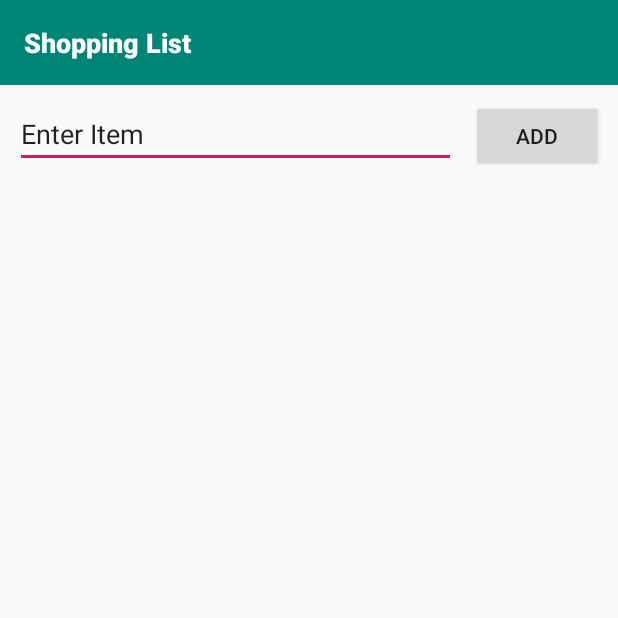
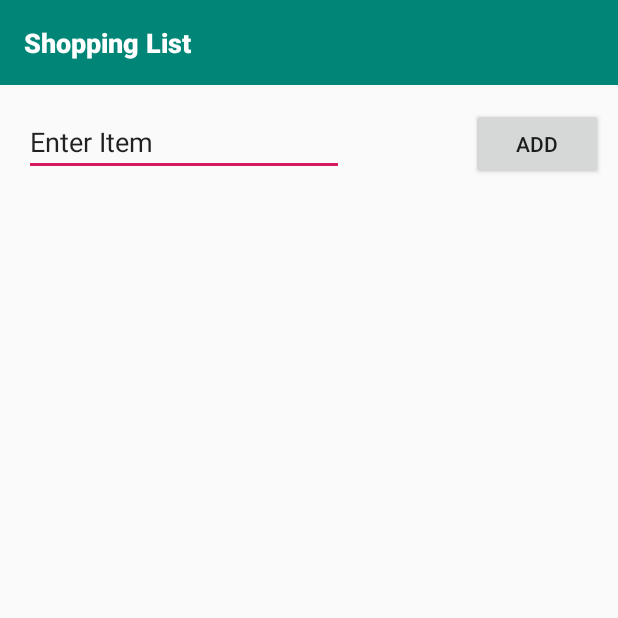
Before and after one commit to lobstertron/PocketBar, an Android app: the ShoppingList screen opened directly, with no data from a screen before it, on a phone screen of 412 x 824 dp, the top half of it. Run offline under Robolectric (Android 15) with nearby library versions, the phone set to English and light mode, and no system bars.

Commit message:
changed to constraintlayout.  Added recyclerview

```diff
--- a/app/src/main/res/layout/activity_shopping_list.xml
+++ b/app/src/main/res/layout/activity_shopping_list.xml
@@ -1,10 +1,11 @@
 <?xml version="1.0" encoding="utf-8"?>
-<RelativeLayout xmlns:android="http://schemas.android.com/apk/res/android"
+<androidx.constraintlayout.widget.ConstraintLayout xmlns:android="http://schemas.android.com/apk/res/android"
 
 
     xmlns:tools="http://schemas.android.com/tools"
     android:layout_width="match_parent"
     android:layout_height="match_parent"
+    xmlns:app="http://schemas.android.com/apk/res-auto"
     tools:context=".ShoppingList">
 
 
@@ -20,22 +21,73 @@
         android:textStyle="bold"
         android:text="@string/shopping_list_title"
 
+        app:layout_constraintStart_toStartOf="parent"
+        app:layout_constraintTop_toTopOf="parent"
 
         />
+
+
+    <EditText
+        android:id="@+id/editText_shoplistadd"
+        android:layout_width="wrap_content"
+        android:layout_height="wrap_content"
+        android:layout_below="@+id/shoppingList_heading"
+        android:layout_alignParentStart="true"
+        android:layout_alignParentLeft="true"
+        android:layout_marginStart="16dp"
+        android:layout_marginLeft="16dp"
+        android:layout_marginTop="72dp"
+        android:layout_toStartOf="@+id/button_add"
+        android:layout_toLeftOf="@+id/button_add"
+        android:ems="10"
+        android:inputType="textPersonName"
+        android:text="Enter Item"
+        app:layout_constraintStart_toStartOf="parent"
+        app:layout_constraintTop_toTopOf="parent" />
 
     <Button
         android:id="@+id/button_add"
         android:layout_width="wrap_content"
         android:layout_height="wrap_content"
-
         android:layout_below="@+id/shoppingList_heading"
         android:layout_alignParentEnd="true"
         android:layout_alignParentRight="true"
         android:layout_marginTop="10dp"
         android:layout_marginEnd="10dp"
         android:layout_marginRight="10dp"
-        android:text="Add" />
+        android:text="Add"
+        app:layout_constraintBaseline_toBaselineOf="@id/editText_shoplistadd"
+        app:layout_constraintEnd_toEndOf="parent"
+        app:layout_constraintLeft_toRightOf="@id/editText_shoplistadd"
+        />
 
+
+
+    <!--
+    <Button
+        android:id="@+id/button_add"
+        android:layout_width="wrap_content"
+        android:layout_height="wrap_content"
+        android:layout_below="@+id/shoppingList_heading"
+        android:layout_alignParentEnd="true"
+        android:layout_alignParentRight="true"
+        android:layout_marginTop="10dp"
+        android:layout_marginEnd="10dp"
+        android:layout_marginRight="10dp"
+        android:text="Add"
+        app:layout_constraintBaseline_toBaselineOf="@id/editText_shoplistadd"
+        app:layout_constraintEnd_toEndOf="parent"
+        app:layout_constraintLeft_toRightOf="@id/editText_shoplistadd"
+        />
+    -->
+
+
+
+
+
+
+
+    <!--
     <EditText
         android:id="@+id/editText_shoplistadd"
         android:layout_width="wrap_content"
@@ -52,20 +104,38 @@
         android:layout_toLeftOf="@+id/button_add"
         android:ems="10"
         android:inputType="textPersonName"
-        android:text="Enter Item" />
+        android:text="Enter Item"
+        app:layout_constraintStart_toStartOf="parent"
+        app:layout_constraintTop_toTopOf="parent"
+        />
+    -->
 
 
+    <androidx.recyclerview.widget.RecyclerView
+
+        android:id="@+id/recyclerview"
+        android:layout_width="match_parent"
+        android:layout_height="match_parent"
+        android:layout_below="@+id/button_add"
+        android:layout_marginTop="128dp"
+        app:layout_constraintTop_toBottomOf="@+id/button_add"
+        tools:layout_editor_absoluteX="0dp"
+
+
+        tools:listitem="@layout/recyclerview_item" />
+
+
+    <!--
     <ScrollView
         android:layout_width="wrap_content"
         android:layout_height="wrap_content"
         android:layout_below="@+id/editText_shoplistadd">
         >
 
+    </ScrollView>
+    -->
 
-    </ScrollView>
-
-
-</RelativeLayout>
+</androidx.constraintlayout.widget.ConstraintLayout>
 
 
     <!--
```
